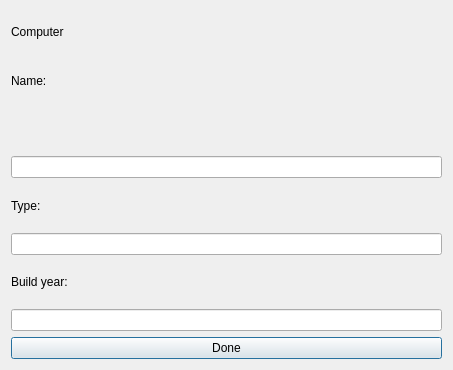
Old version of the form computersdialog.ui in the repository maggawaage/skil3.
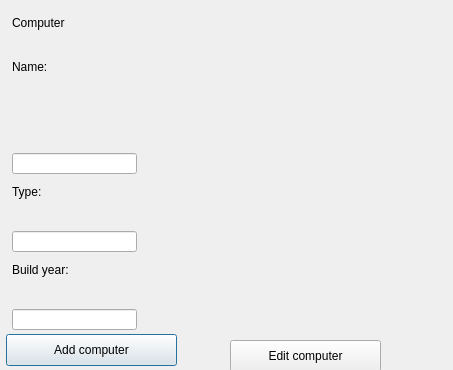
New version of the form.

```diff
--- a/computersdialog.ui
+++ b/computersdialog.ui
@@ -13,9 +13,41 @@
   <property name="windowTitle">
    <string>Dialog</string>
   </property>
-  <layout class="QVBoxLayout" name="verticalLayout">
-   <item>
+  <widget class="QLabel" name="labelErrorComputerType">
+   <property name="geometry">
+    <rect>
+     <x>80</x>
+     <y>171</y>
+     <width>16</width>
+     <height>16</height>
+    </rect>
+   </property>
+   <property name="text">
+    <string/>
+   </property>
+  </widget>
+  <widget class="QLabel" name="labelErrorComputerName">
+   <property name="geometry">
+    <rect>
+     <x>60</x>
+     <y>81</y>
+     <width>16</width>
+     <height>16</height>
+    </rect>
+   </property>
+   <property name="text">
+    <string/>
+   </property>
+  </widget>
     <widget class="QLabel" name="label">
+   <property name="geometry">
+    <rect>
+     <x>12</x>
+     <y>12</y>
+     <width>81</width>
+     <height>22</height>
+    </rect>
+   </property>
      <property name="styleSheet">
       <string notr="true">font: 13pt &quot;American Typewriter&quot;;
 font: 18pt &quot;.SF NS Text&quot;;</string>
@@ -24,88 +56,121 @@
       <string>Computer</string>
      </property>
     </widget>
-   </item>
-   <item>
     <widget class="QLabel" name="labelCName">
+   <property name="geometry">
+    <rect>
+     <x>12</x>
+     <y>59</y>
+     <width>40</width>
+     <height>16</height>
+    </rect>
+   </property>
      <property name="text">
       <string>Name:</string>
      </property>
     </widget>
-   </item>
-   <item>
     <widget class="QLabel" name="labelErrorComputerBY">
+   <property name="geometry">
+    <rect>
+     <x>12</x>
+     <y>106</y>
+     <width>16</width>
+     <height>16</height>
+    </rect>
+   </property>
      <property name="text">
       <string/>
      </property>
     </widget>
-   </item>
-   <item>
     <widget class="QLineEdit" name="inputCName">
+   <property name="geometry">
+    <rect>
+     <x>12</x>
+     <y>153</y>
+     <width>125</width>
+     <height>21</height>
+    </rect>
+   </property>
      <property name="text">
       <string/>
      </property>
     </widget>
-   </item>
-   <item>
     <widget class="QLabel" name="labelType">
+   <property name="geometry">
+    <rect>
+     <x>12</x>
+     <y>184</y>
+     <width>34</width>
+     <height>16</height>
+    </rect>
+   </property>
      <property name="text">
       <string>Type:</string>
      </property>
     </widget>
-   </item>
-   <item>
     <widget class="QLineEdit" name="inputCType">
+   <property name="geometry">
+    <rect>
+     <x>12</x>
+     <y>231</y>
+     <width>125</width>
+     <height>21</height>
+    </rect>
+   </property>
      <property name="text">
       <string/>
      </property>
     </widget>
-   </item>
-   <item>
     <widget class="QLabel" name="labelBuildYear">
+   <property name="geometry">
+    <rect>
+     <x>12</x>
+     <y>262</y>
+     <width>64</width>
+     <height>16</height>
+    </rect>
+   </property>
      <property name="text">
       <string>Build year:</string>
      </property>
     </widget>
-   </item>
-   <item>
     <widget class="QLineEdit" name="inputCBuildYear">
+   <property name="geometry">
+    <rect>
+     <x>12</x>
+     <y>309</y>
+     <width>125</width>
+     <height>21</height>
+    </rect>
+   </property>
      <property name="text">
       <string/>
      </property>
     </widget>
-   </item>
-   <item>
     <widget class="QPushButton" name="pushButtonAddComputer">
-     <property name="text">
-      <string>Done</string>
-     </property>
-    </widget>
-   </item>
-  </layout>
-  <widget class="QLabel" name="labelErrorComputerType">
    <property name="geometry">
     <rect>
-     <x>80</x>
-     <y>171</y>
-     <width>291</width>
-     <height>20</height>
+     <x>6</x>
+     <y>334</y>
+     <width>171</width>
+     <height>32</height>
     </rect>
    </property>
    <property name="text">
-    <string/>
+    <string>Add computer</string>
    </property>
   </widget>
-  <widget class="QLabel" name="labelErrorComputerName">
+  <widget class="QPushButton" name="pushButtonEditComputer">
    <property name="geometry">
     <rect>
-     <x>60</x>
-     <y>81</y>
-     <width>311</width>
-     <height>21</height>
+     <x>230</x>
+     <y>340</y>
+     <width>151</width>
+     <height>32</height>
     </rect>
    </property>
    <property name="text">
-    <string/>
+    <string>Edit computer</string>
    </property>
   </widget>
  </widget>
```
Lines whose indentation alone changed are shown as unchanged.
